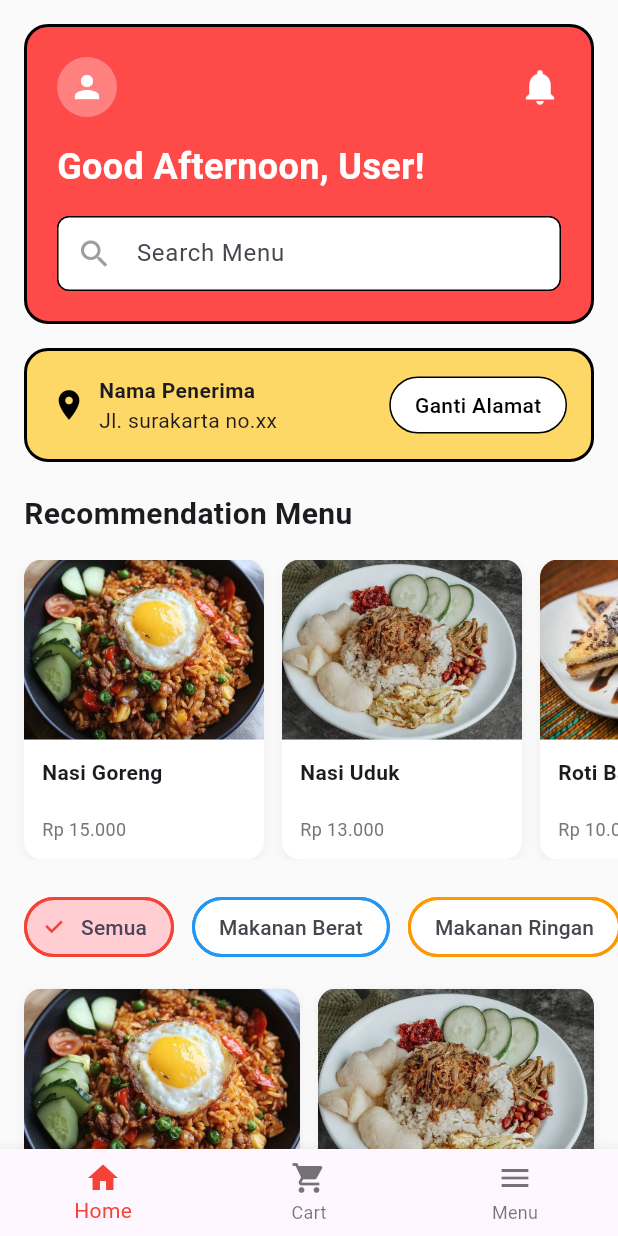
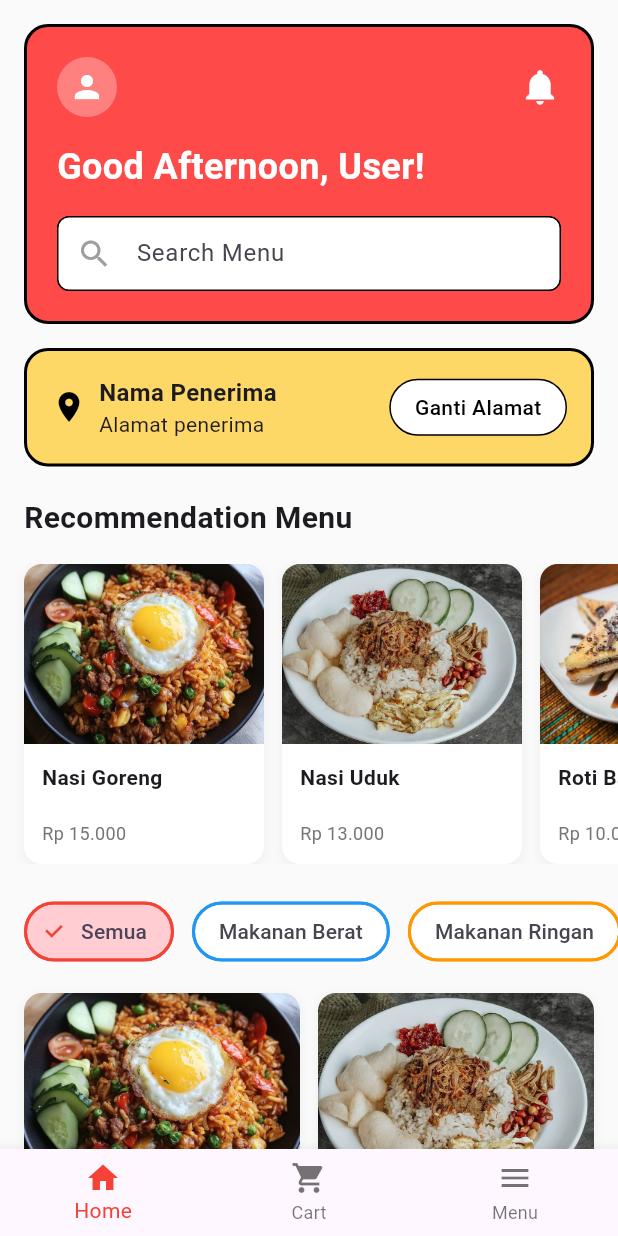
Before and after one commit to maslindu/PAB-Responsi1-Kelompok, a Flutter app: the screen it shows after launch, on a phone screen of 412 x 824 dp. Run offline on Flutter 3.47's test engine with Material 3 defaults, Android fonts, the phone set to English and light mode, and no system bars; our stand-ins replace hive, hive_flutter; accounts and stored records are empty.

```diff
--- /dev/null
+++ b/lib/models/address.dart
@@ -0,0 +1,25 @@
+import 'package:hive/hive.dart';
+
+part 'address.g.dart';
+
+@HiveType(typeId: 1)
+class Address extends HiveObject {
+  @HiveField(0)
+  String label;
+
+  @HiveField(1)
+  String recipientName;
+
+  @HiveField(2)
+  String fullAddress;
+
+  @HiveField(3)
+  String phoneNumber;
+
+  Address({
+    required this.label,
+    required this.recipientName,
+    required this.fullAddress,
+    required this.phoneNumber,
+  });
+}
--- a/lib/screens/menu_screen.dart
+++ b/lib/screens/menu_screen.dart
@@ -2,8 +2,11 @@ import 'package:flutter/material.dart';
 import '../viewmodels/menu_view_model.dart';
 import '../widgets/menu_card.dart';
 import '../widgets/menu_detail_popup.dart';
+import 'package:hive_flutter/hive_flutter.dart';
+import '../models/address.dart';
 import 'checkout_screen.dart';
 import 'sliding_sidebar.dart';
+import 'address_list_screen.dart';
 
 class MenuScreen extends StatefulWidget {
   @override
@@ -14,6 +17,7 @@ class _MenuScreenState extends State<MenuScreen> {
   final MenuViewModel _viewModel = MenuViewModel();
   final TextEditingController _searchController = TextEditingController();
   int _selectedIndex = 0;
+  Address? _selectedAddress; // Add state variable for selected address
 
   @override
   void initState() {
@@ -21,6 +25,17 @@ class _MenuScreenState extends State<MenuScreen> {
     _searchController.addListener(() {
       _viewModel.setSearchQuery(_searchController.text);
     });
+    _loadDefaultAddress(); // Load a default address or the last selected one
+  }
+
+  // Add a method to load a default address (optional, but good practice)
+  void _loadDefaultAddress() async {
+    final addressBox = Hive.box<Address>('addresses');
+    if (addressBox.isNotEmpty) {
+      setState(() {
+        _selectedAddress = addressBox.getAt(0); // Load the first address as default
+      });
+    }
   }
 
   @override
@@ -185,6 +200,7 @@ class _MenuScreenState extends State<MenuScreen> {
                   borderRadius: BorderRadius.circular(16),
                   border: Border.all(color: Colors.black, width: 2),
                 ),
+
                 child: Row(
                   children: [
                     Icon(Icons.location_on, color: Colors.black),
@@ -194,14 +210,36 @@ class _MenuScreenState extends State<MenuScreen> {
                         crossAxisAlignment: CrossAxisAlignment.start,
                         children: [
                           Text(
-                            'Nama Penerima',
-                            style: TextStyle(fontWeight: FontWeight.bold),
+                            _selectedAddress?.recipientName ??
+                                'Nama Penerima', // Use selected address or default
+                            style: TextStyle(
+                              fontWeight: FontWeight.bold,
+                              fontSize: 16,
+                            ), // Added fontSize
                           ),
-                          Text('Jl. surakarta no.xx'),
+                          Text(
+                            _selectedAddress?.fullAddress ?? 'Alamat penerima',
+                          ), // Use selected address or default
                         ],
                       ),
                     ),
-                    Container(
+                    GestureDetector(
+                      onTap: () async {
+                        // Make the onTap async
+                        final selectedAddress = await Navigator.push(
+                          context,
+                          MaterialPageRoute(
+                            builder: (context) => AddressListScreen(),
+                          ),
+                        );
+                        if (selectedAddress != null &&
+                            selectedAddress is Address) {
+                          setState(() {
+                            _selectedAddress = selectedAddress;
+                          });
+                        }
+                      },
+                      child: Container(
                         padding: EdgeInsets.symmetric(
                           horizontal: 16,
                           vertical: 8,
@@ -216,6 +254,7 @@ class _MenuScreenState extends State<MenuScreen> {
                           style: TextStyle(
                             color: Colors.black,
                             fontWeight: FontWeight.w500,
+                          ),
                         ),
                       ),
                     ),
--- a/pubspec.yaml
+++ b/pubspec.yaml
@@ -30,6 +30,8 @@ environment:
 dependencies:
   flutter:
     sdk: flutter
+  hive: ^2.2.3
+  hive_flutter: ^1.1.0
 
   # The following adds the Cupertino Icons font to your application.
   # Use with the CupertinoIcons class for iOS style icons.
@@ -38,6 +40,8 @@ dependencies:
 dev_dependencies:
   flutter_test:
     sdk: flutter
+  hive_generator: ^2.0.0
+  build_runner: ^2.4.6
 
   # The "flutter_lints" package below contains a set of recommended lints to
   # encourage good coding practices. The lint set provided by the package is
```
Also changed, not shown: lib/main.dart (+7 -1 lines), lib/screens/address_list_screen.dart (added, +134 -0 lines), lib/screens/checkout_screen.dart (+39 -5 lines), lib/screens/sliding_sidebar.dart (+8 -1 lines), lib/models/address.g.dart (added), pubspec.lock, 1 other file. Lines whose indentation alone changed are shown as unchanged.
